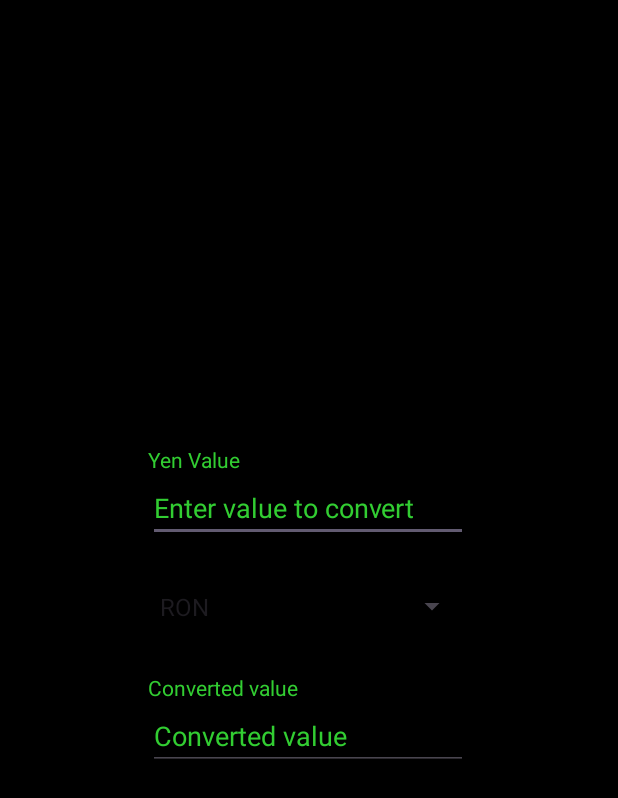
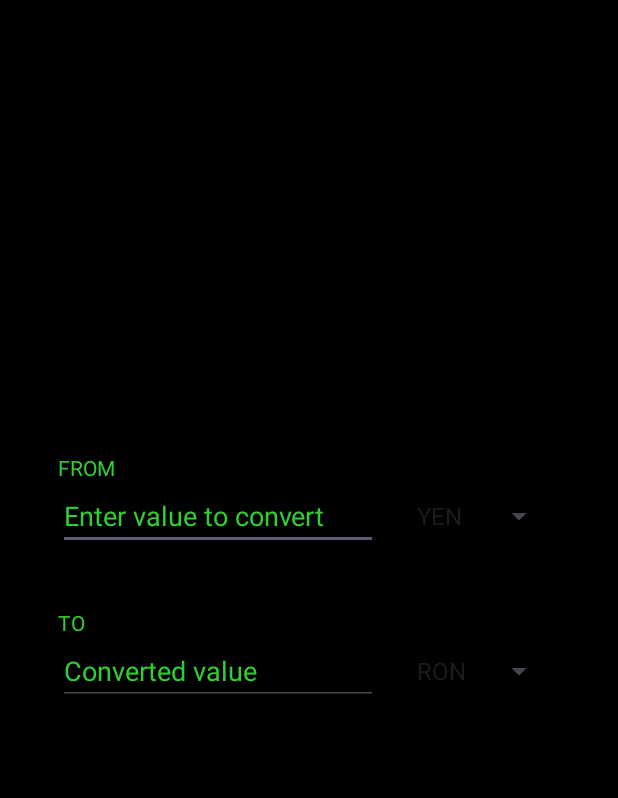
Before and after one commit to Termi25/YenConverter, an Android app: the screen it shows after launch (MainActivity), on a phone screen of 412 x 824 dp. Shown: the top 798 px of the screen. Run offline under Robolectric (Android 15) with nearby library versions, the phone set to English and light mode, and no system bars.

Commit message:
Made app more responsive to value change and allowed exchange calculation both ways for JPY, RON and EUR

```diff
--- a/app/src/main/java/com/ase/yenconverter/MainActivity.java
+++ b/app/src/main/java/com/ase/yenconverter/MainActivity.java
@@ -3,7 +3,9 @@ package com.ase.yenconverter;
 import android.os.Bundle;
 import android.text.Editable;
 import android.text.TextWatcher;
+import android.util.Log;
 import android.view.View;
+import android.widget.AdapterView;
 import android.widget.Button;
 import android.widget.EditText;
 import android.widget.Spinner;
@@ -16,6 +18,11 @@ import androidx.core.view.WindowInsetsCompat;
 
 public class MainActivity extends AppCompatActivity {
 
+    EditText etYen;
+    EditText etFinalValue;
+    Spinner spinner2;
+    Spinner spinner1;
+
     @Override
     protected void onCreate(Bundle savedInstanceState) {
         super.onCreate(savedInstanceState);
@@ -27,9 +34,12 @@ public class MainActivity extends AppCompatActivity {
             return insets;
         });
 
-        EditText etYen=findViewById(R.id.etYen);
-        EditText etFinalValue=findViewById(R.id.etFinalValue);
-        Spinner spinner=findViewById(R.id.spValoare);
+        etYen=findViewById(R.id.etYen);
+        etFinalValue=findViewById(R.id.etFinalValue);
+        spinner2=findViewById(R.id.spValoare2);
+        spinner1=findViewById(R.id.spValoare);
+        spinner1.setSelection(0);
+        spinner2.setSelection(1);
 
         etYen.addTextChangedListener(new TextWatcher() {
             @Override
@@ -39,23 +49,91 @@ public class MainActivity extends AppCompatActivity {
 
             @Override
             public void onTextChanged(CharSequence s, int start, int before, int count) {
-                try{
-                    float convertedValue=Float.parseFloat(String.valueOf(etYen.getText()));
-                    if(spinner.getSelectedItemPosition()==0){
-                        convertedValue/=31.5;
-                        etFinalValue.setText(String.valueOf(convertedValue)+" RON");
-                    }else{
-                        convertedValue/=155;
-                        etFinalValue.setText(String.valueOf(convertedValue)+" EURO");
-                    }
-                }catch (Exception e){
-                    e.printStackTrace();
-                }
+                schimbValutar();
             }
 
             @Override
             public void afterTextChanged(Editable s) {
             }
         });
+
+        spinner1.setOnItemSelectedListener(new AdapterView.OnItemSelectedListener() {
+            @Override
+            public void onItemSelected(AdapterView<?> adapterView, View view, int i, long l) {
+                schimbValutar();
+            }
+
+            @Override
+            public void onNothingSelected(AdapterView<?> adapterView) {
+
+            }
+        });
+
+        spinner2.setOnItemSelectedListener(new AdapterView.OnItemSelectedListener() {
+            @Override
+            public void onItemSelected(AdapterView<?> adapterView, View view, int i, long l) {
+                schimbValutar();
+            }
+
+            @Override
+            public void onNothingSelected(AdapterView<?> adapterView) {
+
+            }
+        });
+    }
+
+    public void schimbValutar(){
+        try{
+            double convertedValue=Double.parseDouble(String.valueOf(etYen.getText()));
+            double exchangeRate=1.0;
+            switch(spinner1.getSelectedItemPosition()){
+                case 0:{
+                    switch (spinner2.getSelectedItemPosition()){
+                        case 1:{
+                            exchangeRate=31.5;
+                            break;
+                        }
+                        case 2:{
+                            exchangeRate=155.0;
+                            break;
+                        }
+                        default:break;
+                    }
+                    break;
+                }
+                case 1:{
+                    switch (spinner2.getSelectedItemPosition()){
+                        case 0: {
+                            exchangeRate=1/31.5;
+                            break;
+                        }
+                        case 2:{
+                            exchangeRate=1/0.2;
+                            break;
+                        }
+                        default:break;
+                    }
+                    break;
+                }
+                case 2:{
+                    switch (spinner2.getSelectedItemPosition()){
+                        case 0: {
+                            exchangeRate= 1 /155.0;
+                            break;
+                        }
+                        case 1:{
+                            exchangeRate=0.2;
+                            break;
+                        }
+                        default:break;
+                    }
+                    break;
+                }
+            }
+            convertedValue/=exchangeRate;
+            etFinalValue.setText(String.valueOf(convertedValue)+" "+spinner2.getSelectedItem());
+        }catch (Exception e){
+            etFinalValue.setText("");
+        }
     }
 }
--- a/app/src/main/res/layout/activity_main.xml
+++ b/app/src/main/res/layout/activity_main.xml
@@ -14,16 +14,16 @@
         android:layout_height="wrap_content"
         android:ems="10"
         android:hint="Enter value to convert"
-        android:inputType="number"
+        android:inputType="number|numberDecimal|numberSigned"
         android:textColor="#32CD32"
         android:textColorHint="#32CD32"
         android:textColorLink="#32CD32"
         app:layout_constraintBottom_toBottomOf="parent"
         app:layout_constraintEnd_toEndOf="parent"
-        app:layout_constraintHorizontal_bias="0.497"
+        app:layout_constraintHorizontal_bias="0.194"
         app:layout_constraintStart_toStartOf="parent"
         app:layout_constraintTop_toTopOf="parent"
-        app:layout_constraintVertical_bias="0.406" />
+        app:layout_constraintVertical_bias="0.413" />
 
     <EditText
         android:id="@+id/etFinalValue"
@@ -37,28 +37,41 @@
         app:layout_constraintBottom_toBottomOf="parent"
         app:layout_constraintEnd_toEndOf="@+id/spValoare"
         app:layout_constraintHorizontal_bias="0.0"
-        app:layout_constraintStart_toStartOf="@+id/spValoare"
+        app:layout_constraintStart_toStartOf="@+id/etYen"
         app:layout_constraintTop_toBottomOf="@+id/spValoare"
-        app:layout_constraintVertical_bias="0.11" />
+        app:layout_constraintVertical_bias="0.141" />
 
     <Spinner
         android:id="@+id/spValoare"
-        android:layout_width="0dp"
-        android:layout_height="50dp"
+        android:layout_width="100dp"
+        android:layout_height="0dp"
         android:entries="@array/dropDownCurrencies"
         android:spinnerMode="dropdown"
-        app:layout_constraintBottom_toBottomOf="parent"
-        app:layout_constraintEnd_toEndOf="@+id/etYen"
-        app:layout_constraintHorizontal_bias="0.0"
-        app:layout_constraintStart_toStartOf="@+id/etYen"
-        app:layout_constraintTop_toBottomOf="@+id/etYen"
-        app:layout_constraintVertical_bias="0.044" />
+        app:layout_constraintBottom_toBottomOf="@+id/etYen"
+        app:layout_constraintEnd_toEndOf="parent"
+        app:layout_constraintHorizontal_bias="0.304"
+        app:layout_constraintStart_toEndOf="@+id/etYen"
+        app:layout_constraintTop_toTopOf="@+id/etYen"
+        app:layout_constraintVertical_bias="0.0" />
+
+    <Spinner
+        android:id="@+id/spValoare2"
+        android:layout_width="100dp"
+        android:layout_height="0dp"
+        android:entries="@array/dropDownCurrencies"
+        android:spinnerMode="dropdown"
+        app:layout_constraintBottom_toBottomOf="@+id/etFinalValue"
+        app:layout_constraintEnd_toEndOf="@+id/spValoare"
+        app:layout_constraintHorizontal_bias="1.0"
+        app:layout_constraintStart_toEndOf="@+id/etFinalValue"
+        app:layout_constraintTop_toTopOf="@+id/etFinalValue"
+        app:layout_constraintVertical_bias="0.0" />
 
     <TextView
         android:id="@+id/textView"
         android:layout_width="0dp"
         android:layout_height="wrap_content"
-        android:text="Yen Value"
+        android:text="FROM"
         android:textAlignment="viewStart"
         android:textColor="#32CD32"
         app:layout_constraintBottom_toTopOf="@+id/etYen"
@@ -72,14 +85,14 @@
         android:id="@+id/textView3"
         android:layout_width="0dp"
         android:layout_height="wrap_content"
-        android:text="Converted value"
+        android:text="TO"
         android:textAlignment="viewStart"
         android:textColor="#32CD32"
         android:textColorHint="#32CD32"
         app:layout_constraintBottom_toTopOf="@+id/etFinalValue"
         app:layout_constraintEnd_toEndOf="@+id/spValoare"
         app:layout_constraintHorizontal_bias="0.0"
-        app:layout_constraintStart_toStartOf="@+id/spValoare"
+        app:layout_constraintStart_toStartOf="@+id/etYen"
         app:layout_constraintTop_toBottomOf="@+id/spValoare"
         app:layout_constraintVertical_bias="1.0" />
 </androidx.constraintlayout.widget.ConstraintLayout>
--- a/app/src/main/res/values/dropDownCurrencies.xml
+++ b/app/src/main/res/values/dropDownCurrencies.xml
@@ -1,6 +1,7 @@
 <?xml version="1.0" encoding="utf-8"?>
 <resources>
     <string-array name="dropDownCurrencies">
+        <item>YEN</item>
         <item>RON</item>
         <item>EUR</item>
     </string-array>
```
